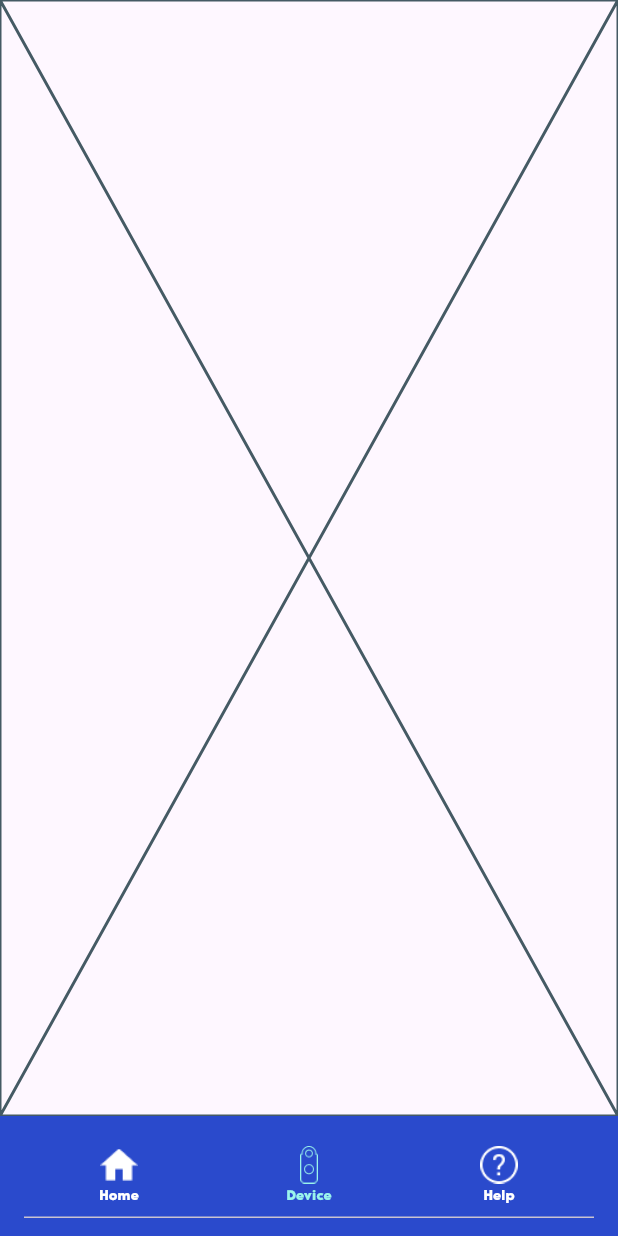
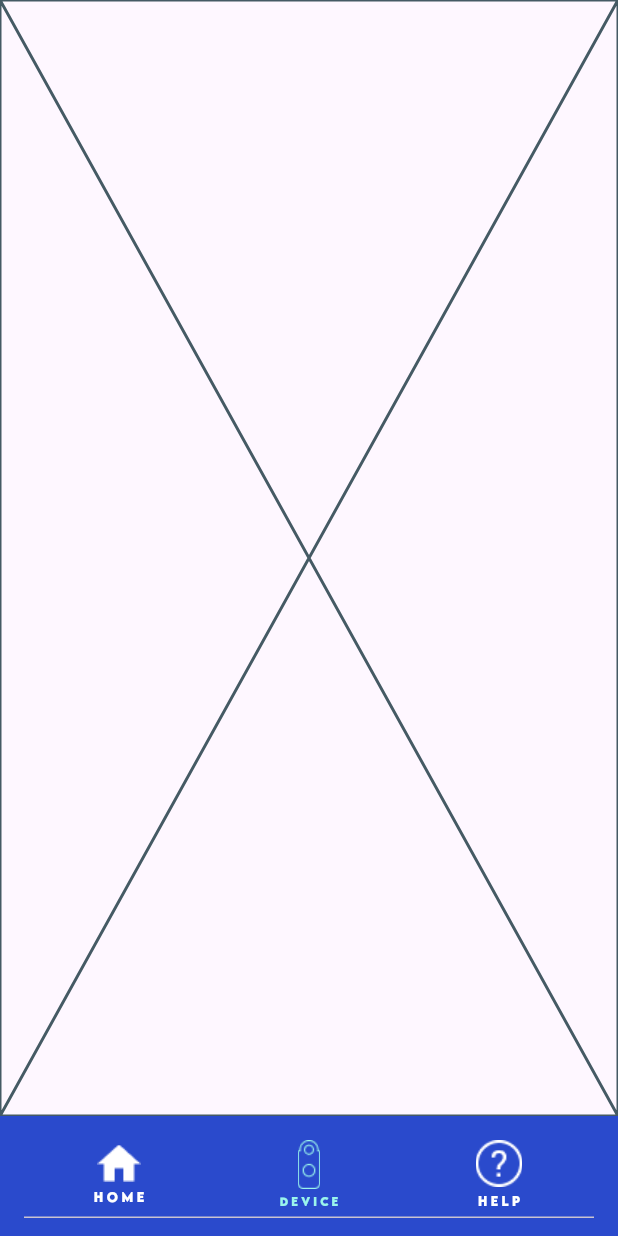
Before and after one commit to Gaitan19/flutterClass, a Flutter app: the MainTabView screen opened directly, item 2 of the bottom bar chosen, on a phone screen of 412 x 824 dp. Run offline on Flutter 3.47's test engine with Material 3 defaults, Android fonts, the phone set to English and light mode, and no system bars; our stand-ins replace dio, flutter_otp_text_field, flutter_rating_bar, flutter_slidable, google_maps_flutter, percent_indicator and 2 more; missing offline and left inert: custom_map_markers, widget_mask; accounts and stored records are empty.

Commit message:
Refactor tab bar styling for better consistency and readability

```diff
--- a/flutterProyects/survey/lib/view/main_tab/main_tab_view.dart
+++ b/flutterProyects/survey/lib/view/main_tab/main_tab_view.dart
@@ -31,7 +31,8 @@ class _MainTabViewState extends State<MainTabView>
     return Scaffold(
       body: TabBarView(
         controller: controller,
-          children: const [HomeView(), DeviceView(), HelpView()]),
+        children: const [HomeView(), DeviceView(), HelpView()],
+      ),
       bottomNavigationBar: BottomAppBar(
         color: TColor.primary,
         elevation: 0,
@@ -43,49 +44,93 @@ class _MainTabViewState extends State<MainTabView>
           labelStyle: const TextStyle(
             fontSize: 8,
             fontWeight: FontWeight.w600,
-                fontFamily: 'LemonMilkPro'),
+            fontFamily: 'LemonMilkPro',
+            letterSpacing: 2.4, // Espaciado de letras (30%)
+          ),
           unselectedLabelStyle: const TextStyle(
             fontSize: 8,
             fontWeight: FontWeight.w600,
-                fontFamily: 'LemonMilkPro'),
+            fontFamily: 'LemonMilkPro',
+            letterSpacing: 2.4, // Espaciado de letras (30%)
+          ),
           indicatorColor: Colors.transparent,
           indicatorSize: TabBarIndicatorSize.tab,
           padding: EdgeInsets.zero,
           tabs: [
             Tab(
-                icon: Image.asset(
+              child: FittedBox(
+                fit: BoxFit.contain,
+                child: Column(
+                  mainAxisAlignment: MainAxisAlignment.center,
+                  children: [
+                    Image.asset(
                       "assets/img/home.png",
-                  width: 25,
+                      width: 30,
                       height: 25,
                       fit: BoxFit.contain,
-                  color:
-                      controller?.index == 0 ? TColor.secondary : TColor.white,
+                      color: controller?.index == 0
+                          ? TColor.secondary
+                          : TColor.white,
                     ),
-                text: "Home",
+                    const SizedBox(height: 4), // Espaciado entre ícono y texto
+                    const Text(
+                      "HOME",
+                      style: TextStyle(letterSpacing: 2.4), // Letter spacing
+                    ),
+                  ],
+                ),
+              ),
             ),
             Tab(
-                icon: Image.asset(
+              child: FittedBox(
+                fit: BoxFit.contain,
+                child: Column(
+                  mainAxisAlignment: MainAxisAlignment.center,
+                  children: [
+                    Image.asset(
                       "assets/img/device.png",
-                  width: 25,
-                  height: 25,
+                      width: 26,
+                      height: 37,
                       fit: BoxFit.contain,
-                  color:
-                      controller?.index == 1 ? TColor.secondary : TColor.white,
+                      color: controller?.index == 1
+                          ? TColor.secondary
+                          : TColor.white,
                     ),
-                text: "Device",
+                    const SizedBox(height: 4),
+                    const Text(
+                      "DEVICE",
+                      style: TextStyle(letterSpacing: 2.4), // Letter spacing
+                    ),
+                  ],
+                ),
+              ),
             ),
             Tab(
-                icon: Image.asset(
+              child: FittedBox(
+                fit: BoxFit.contain,
+                child: Column(
+                  mainAxisAlignment: MainAxisAlignment.center,
+                  children: [
+                    Image.asset(
                       "assets/img/help.png",
-                  width: 25,
-                  height: 25,
+                      width: 32,
+                      height: 32,
                       fit: BoxFit.contain,
-                  color:
-                      controller?.index == 2 ? TColor.secondary : TColor.white,
+                      color: controller?.index == 2
+                          ? TColor.secondary
+                          : TColor.white,
                     ),
-                text: "Help",
+                    const SizedBox(height: 4),
+                    const Text(
+                      "HELP",
+                      style: TextStyle(letterSpacing: 2.4), // Letter spacing
                     ),
-            ]),
+                  ],
+                ),
+              ),
+            ),
+          ],
+        ),
       ),
     );
   }
```
Lines whose indentation alone changed are shown as unchanged.
